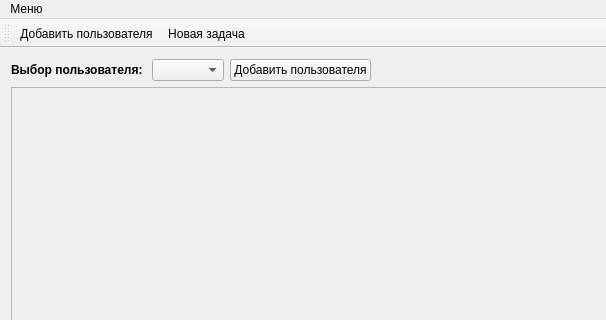
BupTy03/QtBot, file mainwindow.ui: the form before one commit; both pictures show x 0 to 606 and y 0 to 320 of the 764 by 607 pixel window.
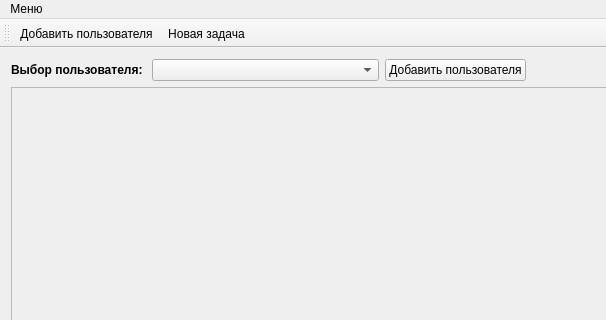
The form after the commit. Icons and pictures are not drawn.

Diff of the .ui file:
```diff
--- a/mainwindow.ui
+++ b/mainwindow.ui
@@ -43,7 +43,14 @@
        </widget>
       </item>
       <item>
-       <widget class="QComboBox" name="ChangeUserCB"/>
+       <widget class="QComboBox" name="ChangeUserCB">
+        <property name="sizePolicy">
+         <sizepolicy hsizetype="MinimumExpanding" vsizetype="Fixed">
+          <horstretch>0</horstretch>
+          <verstretch>0</verstretch>
+         </sizepolicy>
+        </property>
+       </widget>
       </item>
       <item>
        <widget class="QPushButton" name="AddUserPB">
```
